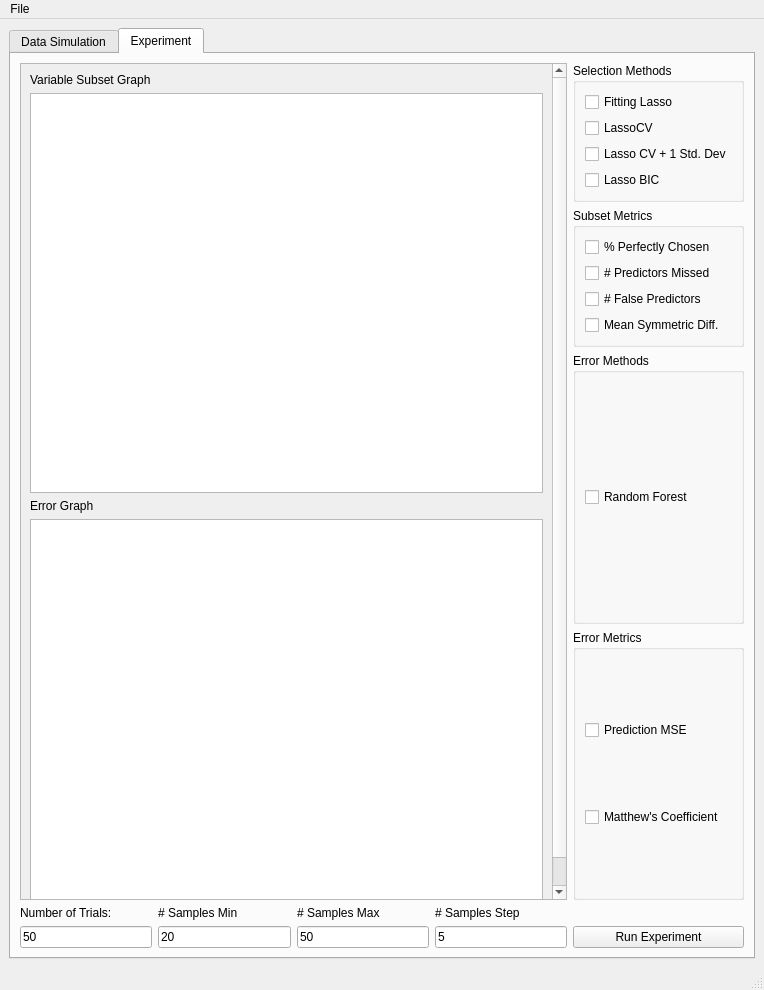
Qt form simulationgui/gui.ui (kyranstar/NASAMetaStudy) before a commit.
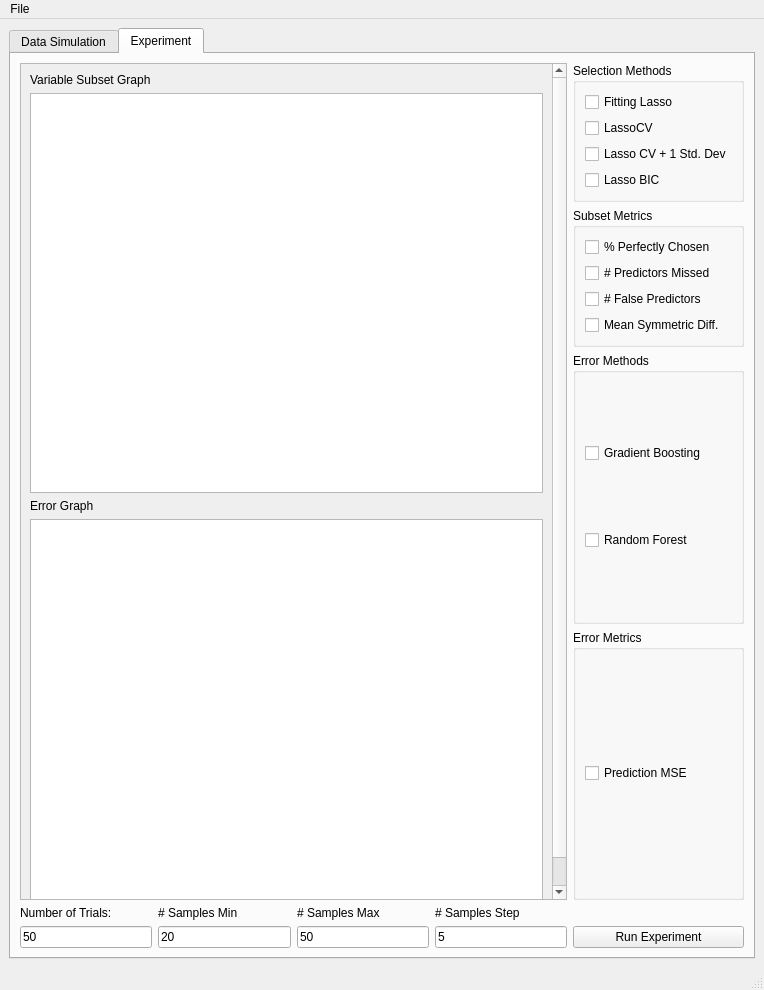
The same form after that commit. The open tabs and pages were chosen to show the change. Custom widgets are drawn as their Qt base class.

Commit message: Implemented more gui options

The edit to the form file:
```diff
--- a/simulationgui/gui.ui
+++ b/simulationgui/gui.ui
@@ -297,13 +297,6 @@
                  </property>
                 </widget>
                </item>
-               <item>
-                <widget class="QCheckBox" name="matthews_coef_checkbox">
-                 <property name="text">
-                  <string>Matthew's Coefficient</string>
-                 </property>
-                </widget>
-               </item>
               </layout>
              </widget>
             </item>
@@ -393,6 +386,13 @@
              <string>Error Methods</string>
             </property>
             <layout class="QVBoxLayout" name="verticalLayout_4">
+             <item>
+              <widget class="QCheckBox" name="gradient_boosting_checkbox">
+               <property name="text">
+                <string>Gradient Boosting</string>
+               </property>
+              </widget>
+             </item>
              <item>
               <widget class="QCheckBox" name="rand_forest_checkbox">
                <property name="text">
```
Left out of the diff: 2 changed lines with no effect on the pictures. The commit also changes 3 other files.
